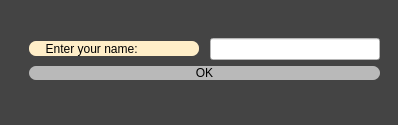
Old version of the form Sudoku/getnamedialog.ui in the repository armankhl/UIAP4002-Sudoku-Game.
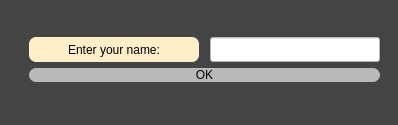
New version of the form.

```diff
--- a/Sudoku/getnamedialog.ui
+++ b/Sudoku/getnamedialog.ui
@@ -45,7 +45,7 @@
           <property name="minimumSize">
            <size>
             <width>150</width>
-            <height>15</height>
+            <height>25</height>
            </size>
           </property>
           <property name="styleSheet">
@@ -54,7 +54,10 @@
 	border-Radius: 7px;</string>
           </property>
           <property name="text">
-           <string>     Enter your name:</string>
+           <string>Enter your name:</string>
+          </property>
+          <property name="alignment">
+           <set>Qt::AlignCenter</set>
           </property>
          </widget>
         </item>
@@ -84,8 +87,8 @@
           </property>
           <property name="minimumSize">
            <size>
-            <width>25</width>
-            <height>6</height>
+            <width>30</width>
+            <height>25</height>
            </size>
           </property>
           <property name="styleSheet">
```
